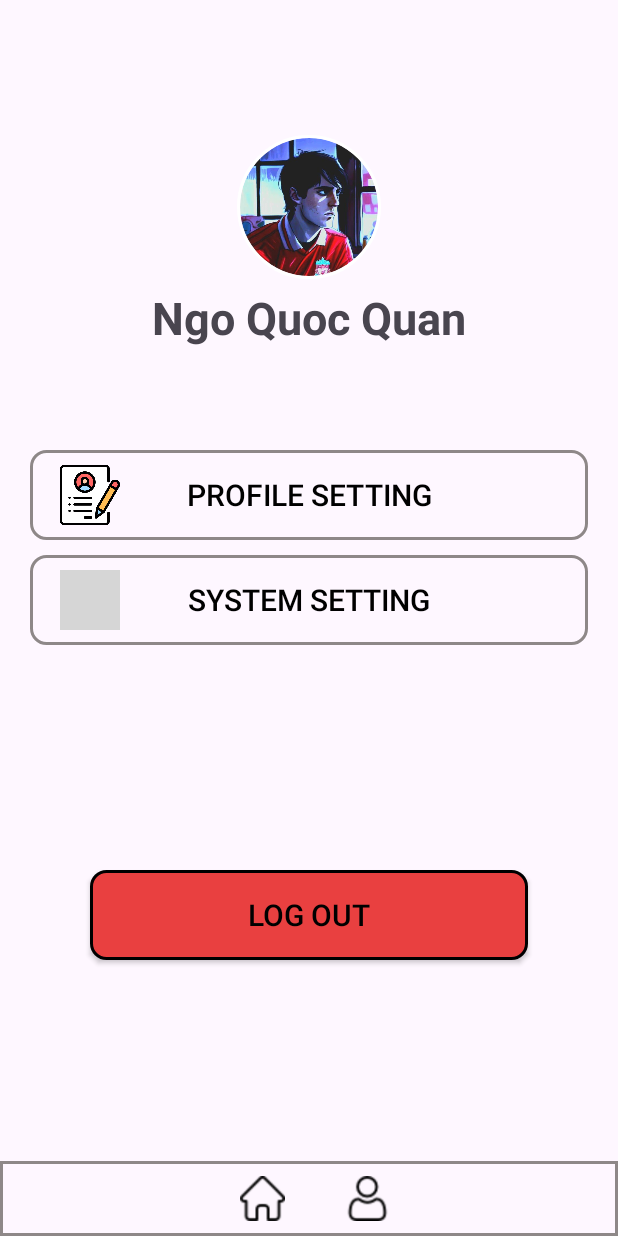
After one commit to anhdatx4ql/btl_ptud_android, an Android app: the UserProfileActivity screen opened directly, with no data from a screen before it, on a phone screen of 412 x 824 dp. The commit adds this screen. Run offline under Robolectric (Android 15) with nearby library versions, the phone set to English and light mode, and no system bars; our stand-ins replace CircleImageView; grey boxes are pictures that could not be loaded.

Commit message:
Login_Admin_User

```diff
--- /dev/null
+++ b/app/src/main/java/com/example/btl_ptud_android/activities/UserProfileActivity.kt
@@ -0,0 +1,37 @@
+package com.example.btl_ptud_android.activities
+
+import android.content.Intent
+import android.os.Bundle
+import androidx.activity.enableEdgeToEdge
+import androidx.appcompat.app.AppCompatActivity
+import androidx.core.view.ViewCompat
+import androidx.core.view.WindowInsetsCompat
+import com.example.btl_ptud_android.R
+import com.example.btl_ptud_android.databinding.ActivityUserProfileBinding
+
+class UserProfileActivity : AppCompatActivity() {
+    private lateinit var binding: ActivityUserProfileBinding
+    override fun onCreate(savedInstanceState: Bundle?) {
+        super.onCreate(savedInstanceState)
+        binding = ActivityUserProfileBinding.inflate(layoutInflater)
+        setContentView(binding.root)
+
+        HomeUser()
+        LogOut()
+    }
+
+    private fun HomeUser() {
+        binding.btnHome.setOnClickListener{
+            val intent = Intent(this, HomeUserActivity::class.java)
+            startActivity(intent)
+        }
+    }
+
+    private fun LogOut() {
+        binding.btnLogOut.setOnClickListener {
+            val intent = Intent(this, LoginActivity::class.java)
+            startActivity(intent)
+        }
+    }
+
+}
--- a/app/src/main/res/layout/activity_add_library.xml
+++ b/app/src/main/res/layout/activity_add_library.xml
@@ -55,7 +55,7 @@
             </HorizontalScrollView>
 
             <Button
-                android:id="@+id/addQuestionButton"
+                    android:id="@+id/addQuestionButton"
                 android:layout_width="wrap_content"
                 android:layout_height="wrap_content"
                 android:layout_gravity="center"
--- /dev/null
+++ b/app/src/main/res/layout/activity_user_profile.xml
@@ -0,0 +1,139 @@
+<?xml version="1.0" encoding="utf-8"?>
+<LinearLayout
+    android:orientation="vertical"
+    xmlns:android="http://schemas.android.com/apk/res/android"
+    xmlns:app="http://schemas.android.com/apk/res-auto"
+    xmlns:tools="http://schemas.android.com/tools"
+    android:id="@+id/main"
+    android:layout_width="match_parent"
+    android:layout_height="match_parent"
+    tools:context=".activities.ProfileActivity">
+
+    <LinearLayout
+        android:orientation="vertical"
+        android:layout_width="match_parent"
+        android:layout_height="300dp">
+
+        <de.hdodenhof.circleimageview.CircleImageView
+            android:layout_gravity="center_horizontal"
+            android:layout_marginTop="90dp"
+            android:id="@+id/profile_image"
+            android:layout_width="96dp"
+            android:layout_height="96dp"
+            android:src="@drawable/icon_profile"
+            app:civ_border_color="#FFFFFF"
+            app:civ_border_width="2dp"
+            app:layout_constraintTop_toTopOf="parent"
+            tools:layout_editor_absoluteX="18dp"
+            tools:ignore="MissingConstraints" />
+        <TextView
+            android:textSize="30sp"
+            android:textStyle="bold"
+            android:layout_marginTop="5dp"
+            android:layout_gravity="center"
+            android:text="Ngo Quoc Quan"
+            android:layout_width="wrap_content"
+            android:layout_height="wrap_content">
+
+        </TextView>
+    </LinearLayout>
+
+    <LinearLayout
+        android:orientation="vertical"
+        android:layout_width="match_parent"
+        android:layout_height="60dp">
+
+        <Button
+            android:layout_marginLeft="20dp"
+            android:layout_marginRight="20dp"
+            style="@style/ButtonLogin"
+            android:id="@+id/btn_profile_setting"
+            android:layout_width="match_parent"
+            android:layout_height="60dp"
+            android:textColor="@color/black"
+            android:text="Profile Setting" />
+
+        <ImageView
+            android:scaleType="fitCenter"
+            android:layout_marginLeft="40dp"
+            android:layout_marginTop="-50dp"
+            android:id="@+id/btn_profile_setting1"
+            android:layout_width="40dp"
+            android:layout_height="40dp"
+            android:layout_weight="1"
+            app:srcCompat="@drawable/edit_profile_img" />
+
+    </LinearLayout>
+
+    <LinearLayout
+        android:layout_marginTop="10dp"
+        android:orientation="vertical"
+        android:layout_width="match_parent"
+        android:layout_height="60dp">
+
+        <Button
+            android:layout_marginLeft="20dp"
+            android:layout_marginRight="20dp"
+            style="@style/ButtonLogin"
+            android:id="@+id/btn_mode"
+            android:layout_width="match_parent"
+            android:layout_height="60dp"
+            android:textColor="@color/black"
+            android:text="System Setting" />
+
+        <ImageView
+            android:scaleType="fitCenter"
+            android:layout_marginLeft="40dp"
+            android:layout_marginTop="-50dp"
+            android:id="@+id/btn_mode1"
+            android:layout_width="40dp"
+            android:layout_height="40dp"
+            android:layout_weight="1"
+            app:srcCompat="@drawable/setting_app" />
+
+    </LinearLayout>
+
+
+
+
+    <FrameLayout
+        android:layout_width="match_parent"
+        android:layout_height="match_parent">
+        <Button
+            android:layout_marginTop="150dp"
+            android:layout_marginLeft="60dp"
+            android:layout_marginRight="60dp"
+            style="@style/ButtonLogOut"
+            android:id="@+id/btn_log_out"
+            android:layout_width="match_parent"
+            android:layout_height="60dp"
+            android:textColor="@color/black"
+            android:text="Log Out" />
+        <LinearLayout
+            android:background="@drawable/background_menu"
+            android:layout_gravity="bottom"
+            android:orientation="horizontal"
+            android:layout_width="match_parent"
+            android:layout_height="50dp">
+
+            <ImageView
+                android:layout_marginRight="20dp"
+                android:padding="10dp"
+                android:layout_marginLeft="150dp"
+                android:id="@+id/btn_Home"
+                android:layout_width="50dp"
+                android:layout_height="50dp"
+                android:src="@drawable/home" />
+
+
+            <ImageView
+                android:padding="10dp"
+                android:id="@+id/btnUser"
+                android:layout_width="50dp"
+                android:layout_height="50dp"
+                android:src="@drawable/user" />
+        </LinearLayout>
+    </FrameLayout>
+
+
+</LinearLayout>
```
Also changed, not shown: app/src/main/AndroidManifest.xml (+13 -9 lines), app/src/main/java/com/example/btl_ptud_android/activities/HomeUserActivity.kt (added, +29 -0 lines), app/src/main/java/com/example/btl_ptud_android/activities/LoginActivity.kt (+42 -8 lines), app/src/main/java/com/example/btl_ptud_android/activities/SignUpActivity.kt (+37 -8 lines), app/src/main/java/com/example/btl_ptud_android/models/User.kt (+8 -8 lines), app/src/main/res/layout/activity_home_user.xml (added, +101 -0 lines), app/src/main/res/layout/activity_login.xml (+7 -1 lines), app/src/main/res/layout/activity_sign_up.xml (+9 -1 lines).
